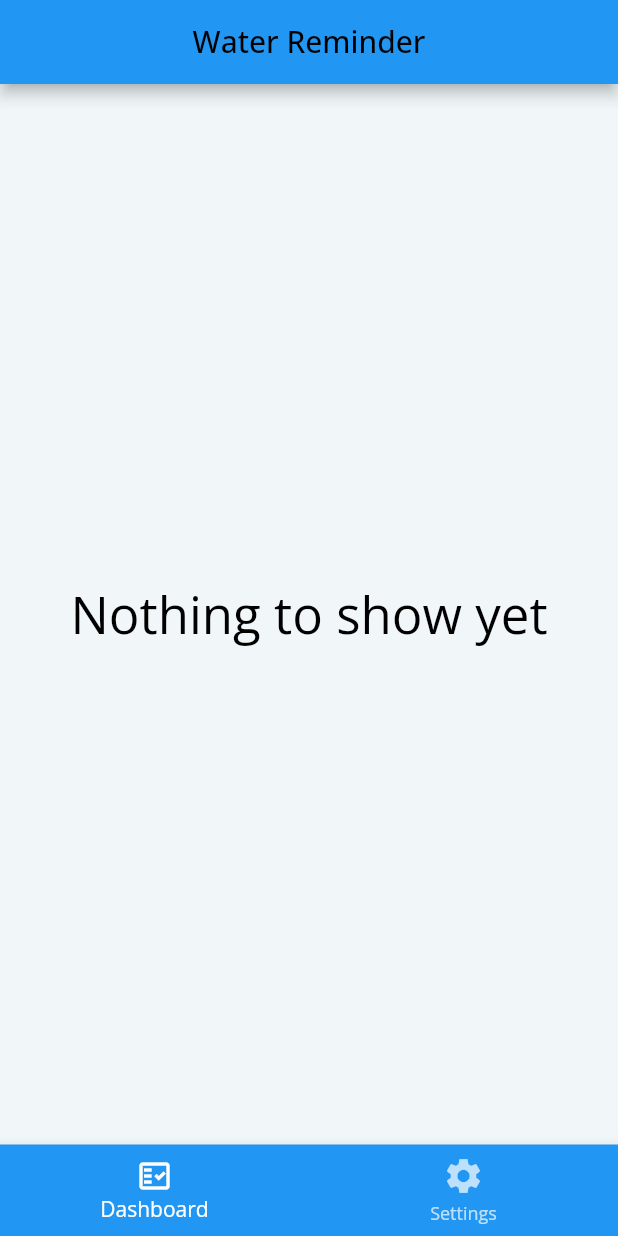
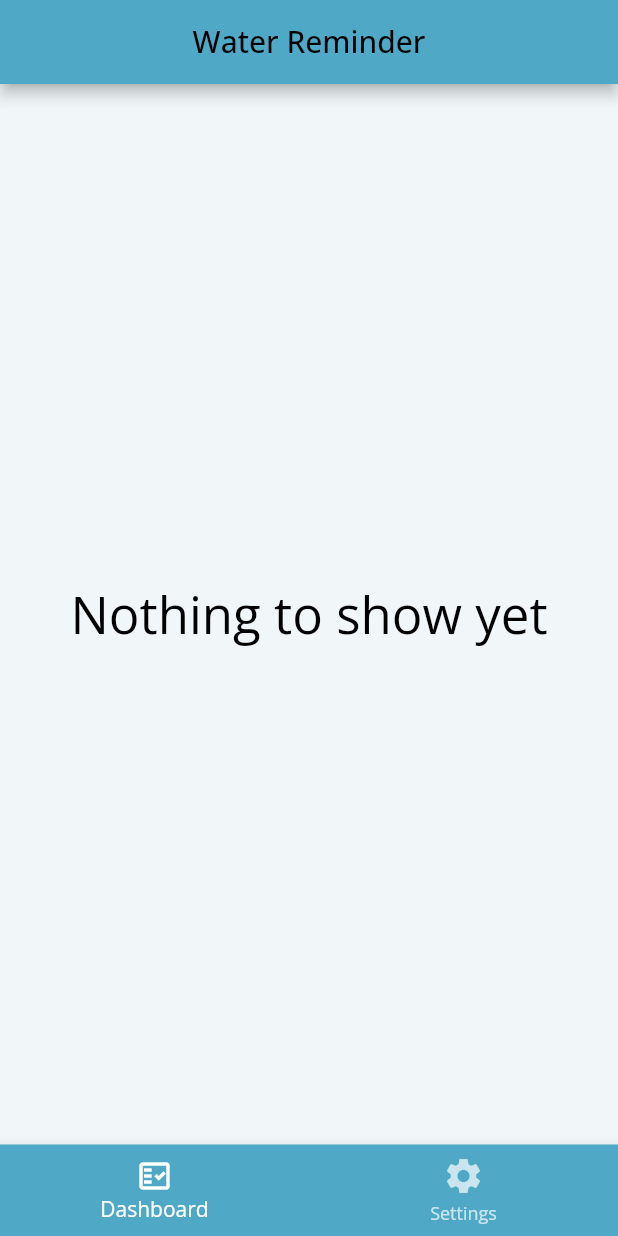
Before and after one commit to AhmedAsim-69/water_reminder_app, a Flutter app: the Homepage screen opened directly, on a phone screen of 412 x 824 dp. Run offline on Flutter 3.47's test engine with Material 2 defaults, Android fonts, the light colour scheme and no system bars; our stand-ins replace datetime_picker_formfield, google_fonts.

```diff
--- a/lib/main.dart
+++ b/lib/main.dart
@@ -25,7 +25,7 @@ class MyApp extends StatelessWidget {
         textTheme: GoogleFonts.openSansTextTheme(
           Theme.of(context).textTheme,
         ),
-        primarySwatch: Colors.blue,
+        primaryColor: const Color.fromARGB(255, 79, 168, 197),
       ),
       home: const WeightPage(title: 'title'),
     );
--- a/lib/pages/dashboard.dart
+++ b/lib/pages/dashboard.dart
@@ -17,9 +17,20 @@ class _DashboardState extends State<Dashboard> {
 
   @override
   Widget build(BuildContext context) {
-    return const Scaffold(
-      backgroundColor: Color.fromARGB(255, 241, 247, 249),
-      body: Center(
+    return Scaffold(
+      appBar: AppBar(
+        backgroundColor: const Color.fromARGB(255, 79, 168, 197),
+        title: const Text(
+          "Water Reminder",
+          textScaleFactor: 1,
+          style: TextStyle(
+            color: Colors.black,
+          ),
+        ),
+        centerTitle: true,
+      ),
+      backgroundColor: const Color.fromARGB(255, 241, 247, 249),
+      body: const Center(
         child: Text(
           "Nothing to show yet",
           style: TextStyle(
--- a/lib/pages/homepage.dart
+++ b/lib/pages/homepage.dart
@@ -29,16 +29,17 @@ class _HomepageState extends State<Homepage> {
   Widget build(BuildContext context) {
     return Scaffold(
       backgroundColor: const Color.fromARGB(255, 241, 247, 249),
-      appBar: AppBar(
-        title: const Text(
-          "Water Reminder",
-          textScaleFactor: 1,
-          style: TextStyle(
-            color: Colors.black,
-          ),
-        ),
-        centerTitle: true,
-      ),
+      // appBar: AppBar(
+      //   backgroundColor: const Color.fromARGB(255, 79, 168, 197),
+      //   title: const Text(
+      //     "Water Reminder",
+      //     textScaleFactor: 1,
+      //     style: TextStyle(
+      //       color: Colors.black,
+      //     ),
+      //   ),
+      //   centerTitle: true,
+      // ),
       body: widgetOptions.elementAt(_selectedIndex),
       bottomNavigationBar: BottomNavigationBar(
         backgroundColor: Theme.of(context).primaryColor,
```
